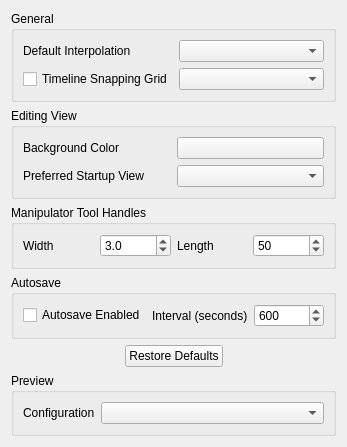
The window that src/Authoring/Studio/_Win/UI/StudioAppPrefsPage.ui (flyhex/qt3dstudio) describes before a commit, drawn with Qt 5.
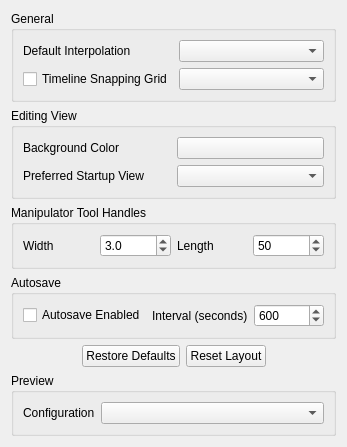
The same window after the commit.

Commit message:
Add "Reset Layout" button to preferences dialog
Fixed some memory leaks to prevent crashing at application close,
especially when closing after resetting layout. Cleaned up function and
variable naming on most of the files edited.

Task-number: QT3DS-1423

Diff of the .ui file:
```diff
--- a/src/Authoring/Studio/_Win/UI/StudioAppPrefsPage.ui
+++ b/src/Authoring/Studio/_Win/UI/StudioAppPrefsPage.ui
@@ -219,6 +219,16 @@
        </property>
       </widget>
      </item>
+     <item>
+      <widget class="QPushButton" name="m_buttonResetLayout">
+       <property name="toolTip">
+        <string>Click to restore default Studio palette positions and visibilities</string>
+       </property>
+       <property name="text">
+        <string>Reset Layout</string>
+       </property>
+      </widget>
+     </item>
      <item>
       <spacer name="horizontalSpacer">
        <property name="orientation">
```
Left out of the diff: 3 changed lines with no effect on the pictures. The commit also changes 19 other files.
